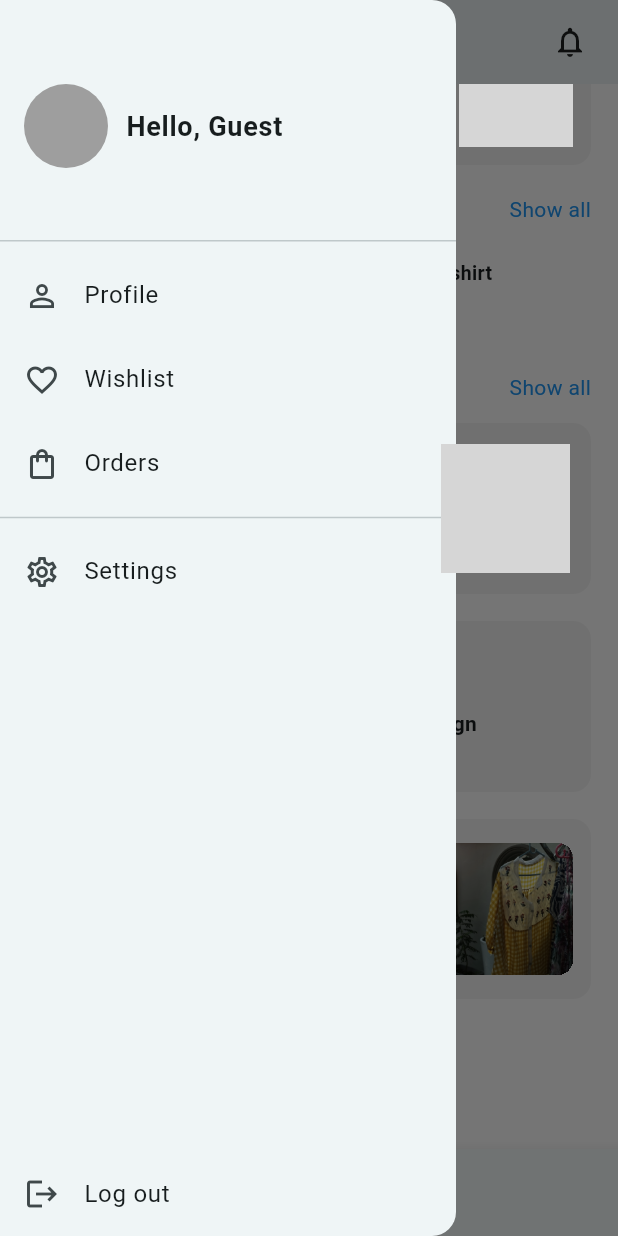
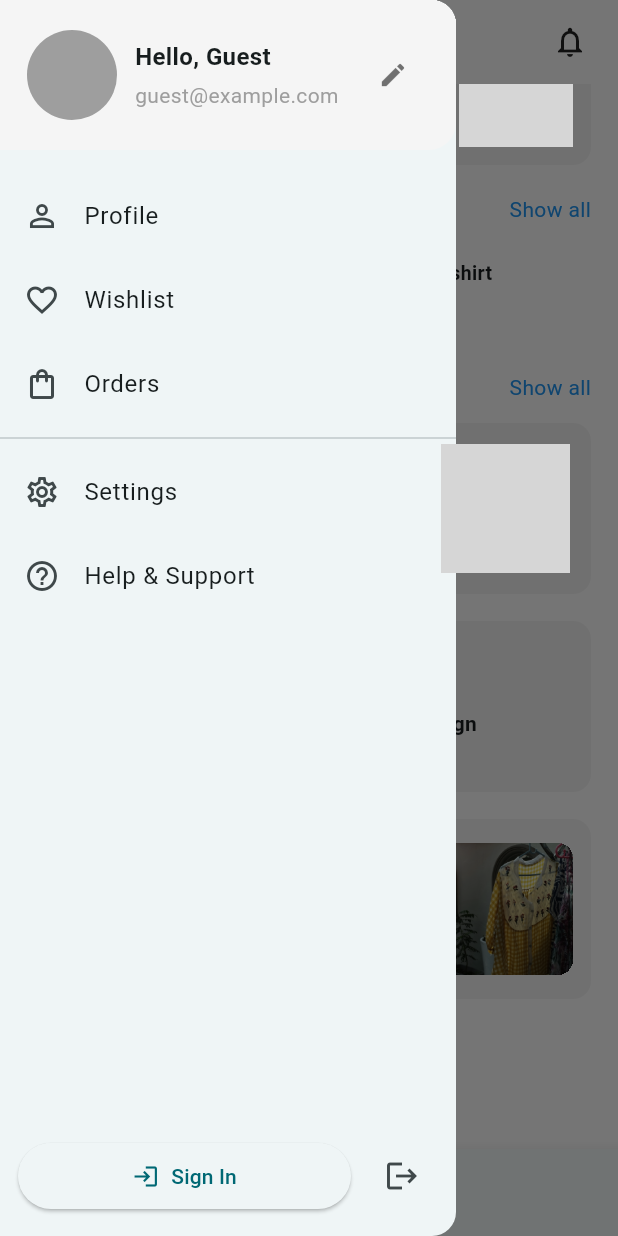
Before and after one commit to SHOEB091/ECommerce, a Flutter app: the HomeScreen screen opened by its route, scrolled down 521 dp, after a tap on the "menu" icon, on a phone screen of 412 x 824 dp. Run offline on Flutter 3.47's test engine with Material 3 defaults, Android fonts, the light colour scheme and no system bars; Roboto replaces fonts that are missing (Poppins); grey boxes are pictures that could not be loaded.

Commit message:
connection establish

```diff
--- a/ecommerce/lib/screens/home_screen.dart
+++ b/ecommerce/lib/screens/home_screen.dart
@@ -1,4 +1,5 @@
 import 'package:flutter/material.dart';
+import 'discover_page.dart'; // for navigation from "All"
 
 class HomeScreen extends StatefulWidget {
   const HomeScreen({super.key});
@@ -19,12 +20,13 @@ class _HomeScreenState extends State<HomeScreen> {
   static const String t1 = 'assets/product_thumb1.png';
   static const String t2 = 'assets/product_thumb2.png';
 
+  // "Beauty" changed to "All"
   final List<Map<String, dynamic>> _categories = [
     {'icon': Icons.female, 'label': 'Women'},
     {'icon': Icons.male, 'label': 'Men'},
     {'icon': Icons.watch, 'label': 'Watches'},
     {'icon': Icons.tag, 'label': 'Accessories'},
-    {'icon': Icons.brush, 'label': 'Beauty'},
+    {'icon': Icons.grid_view, 'label': 'All'}, // changed
   ];
 
   final List<Map<String, String>> _feature = [
@@ -49,11 +51,22 @@ class _HomeScreenState extends State<HomeScreen> {
     );
   }
 
+  // Category tile: now navigates to DiscoverPage when label == 'All'
   Widget _categoryTile(int index) {
     final item = _categories[index];
     final selected = _selectedCategory == index;
     return GestureDetector(
-      onTap: () => setState(() => _selectedCategory = index),
+      onTap: () {
+        setState(() => _selectedCategory = index);
+
+        // Navigate to DiscoverPage when "All" is tapped
+        if (item['label'] == 'All') {
+          Navigator.push(
+            context,
+            MaterialPageRoute(builder: (context) => const DiscoverPage()),
+          );
+        }
+      },
       child: Container(
         width: 72,
         margin: const EdgeInsets.only(right: 12),
@@ -198,6 +211,98 @@ class _HomeScreenState extends State<HomeScreen> {
     );
   }
 
+  // ---- Modified Drawer UI ----
+  Widget _buildDrawer() {
+    return Drawer(
+      child: SafeArea(
+        child: Column(
+          children: [
+            // nicer header with avatar, name, email and background accent
+            Container(
+              width: double.infinity,
+              padding: const EdgeInsets.symmetric(horizontal: 18, vertical: 20),
+              decoration: BoxDecoration(
+                color: Colors.grey.shade100,
+                borderRadius: const BorderRadius.only(bottomRight: Radius.circular(18)),
+              ),
+              child: Row(
+                children: [
+                  const CircleAvatar(radius: 30, backgroundColor: Colors.grey),
+                  const SizedBox(width: 12),
+                  Expanded(
+                    child: Column(crossAxisAlignment: CrossAxisAlignment.start, children: const [
+                      Text('Hello, Guest', style: TextStyle(fontSize: 16, fontWeight: FontWeight.w700)),
+                      SizedBox(height: 4),
+                      Text('guest@example.com', style: TextStyle(color: Colors.grey)),
+                    ]),
+                  ),
+                  IconButton(onPressed: () {}, icon: const Icon(Icons.edit, size: 20, color: Colors.black54)),
+                ],
+              ),
+            ),
+
+            const SizedBox(height: 8),
+
+            // menu items
+            Expanded(
+              child: ListView(
+                padding: const EdgeInsets.symmetric(vertical: 8),
+                children: [
+                  ListTile(leading: const Icon(Icons.person_outline), title: const Text('Profile'), onTap: () {
+                    // navigate or handle
+                    Navigator.pop(context);
+                    ScaffoldMessenger.of(context).showSnackBar(const SnackBar(content: Text('Profile tapped')));
+                  }),
+                  ListTile(leading: const Icon(Icons.favorite_border), title: const Text('Wishlist'), onTap: () {
+                    Navigator.pop(context);
+                    ScaffoldMessenger.of(context).showSnackBar(const SnackBar(content: Text('Wishlist tapped')));
+                  }),
+                  ListTile(leading: const Icon(Icons.shopping_bag_outlined), title: const Text('Orders'), onTap: () {
+                    Navigator.pop(context);
+                    ScaffoldMessenger.of(context).showSnackBar(const SnackBar(content: Text('Orders tapped')));
+                  }),
+                  const Divider(),
+                  ListTile(leading: const Icon(Icons.settings_outlined), title: const Text('Settings'), onTap: () {
+                    Navigator.pop(context);
+                    ScaffoldMessenger.of(context).showSnackBar(const SnackBar(content: Text('Settings tapped')));
+                  }),
+                  ListTile(leading: const Icon(Icons.help_outline), title: const Text('Help & Support'), onTap: () {
+                    Navigator.pop(context);
+                    ScaffoldMessenger.of(context).showSnackBar(const SnackBar(content: Text('Help tapped')));
+                  }),
+                ],
+              ),
+            ),
+
+            // bottom actions
+            Padding(
+              padding: const EdgeInsets.symmetric(horizontal: 12.0, vertical: 8),
+              child: Row(
+                children: [
+                  Expanded(
+                    child: ElevatedButton.icon(
+                      icon: const Icon(Icons.login_outlined),
+                      label: const Text('Sign In'),
+                      onPressed: () { Navigator.pop(context); ScaffoldMessenger.of(context).showSnackBar(const SnackBar(content: Text('Sign In tapped'))); },
+                      style: ElevatedButton.styleFrom(padding: const EdgeInsets.symmetric(vertical: 12)),
+                    ),
+                  ),
+                  const SizedBox(width: 10),
+                  IconButton(
+                    onPressed: () { Navigator.pop(context); ScaffoldMessenger.of(context).showSnackBar(const SnackBar(content: Text('Log out tapped'))); },
+                    icon: const Icon(Icons.logout),
+                    tooltip: 'Log out',
+                  )
+                ],
+              ),
+            ),
+            const SizedBox(height: 8),
+          ],
+        ),
+      ),
+    );
+  }
+
   @override
   Widget build(BuildContext context) {
     const double horizontalPad = 18.0;
@@ -207,30 +312,7 @@ class _HomeScreenState extends State<HomeScreen> {
 
     return Scaffold(
       backgroundColor: Colors.white,
-      drawer: Drawer(
-        child: SafeArea(
-          child: Column(
-            children: [
-              DrawerHeader(
-                child: Row(
-                  children: const [
-                    CircleAvatar(radius: 28, backgroundColor: Colors.grey),
-                    SizedBox(width: 12),
-                    Text('Hello, Guest', style: TextStyle(fontSize: 18, fontWeight: FontWeight.w700)),
-                  ],
-                ),
-              ),
-              ListTile(leading: const Icon(Icons.person_outline), title: const Text('Profile'), onTap: () {}),
-              ListTile(leading: const Icon(Icons.favorite_border), title: const Text('Wishlist'), onTap: () {}),
-              ListTile(leading: const Icon(Icons.shopping_bag_outlined), title: const Text('Orders'), onTap: () {}),
-              const Divider(),
-              ListTile(leading: const Icon(Icons.settings_outlined), title: const Text('Settings'), onTap: () {}),
-              const Spacer(),
-              ListTile(leading: const Icon(Icons.logout), title: const Text('Log out'), onTap: () {}),
-            ],
-          ),
-        ),
-      ),
+      drawer: _buildDrawer(), // use improved drawer
       appBar: AppBar(
         backgroundColor: Colors.white,
         elevation: 0,
--- a/ecommerce/pubspec.yaml
+++ b/ecommerce/pubspec.yaml
@@ -89,7 +89,3 @@ flutter:
   #
   # For details regarding fonts from package dependencies,
   # see https://flutter.dev/to/font-from-package
-
-
-  assets:
-    - assets/placeholder.png
```
